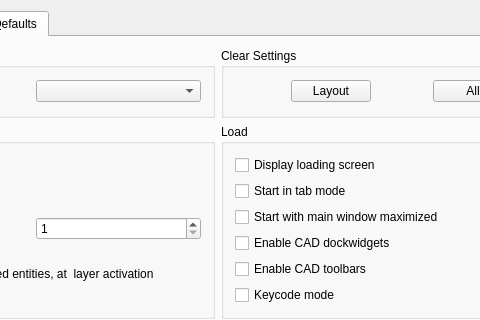
Above: librecad/src/ui/forms/qg_dlgoptionsgeneral.ui from lsy1599/designer before the change; both pictures show x 174 to 654 and y 0 to 320 of the 783 by 597 pixel window. Below: the same form after it.
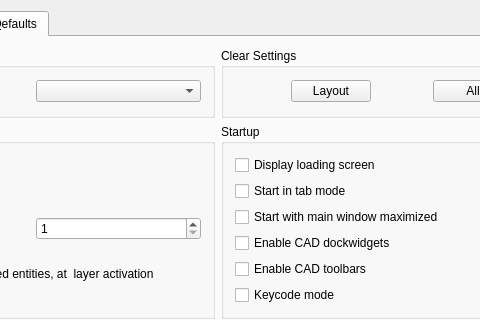
That is the form after the change. Icons and pictures are not drawn.

Commit message:
regrouped some startup settings
& eliminated QC_PREDEFINED_UNIT and QC_SPLASH_TXTCOL

What changed in the file:
```diff
--- a/librecad/src/ui/forms/qg_dlgoptionsgeneral.ui
+++ b/librecad/src/ui/forms/qg_dlgoptionsgeneral.ui
@@ -1700,7 +1700,7 @@
        <item row="1" column="1">
         <widget class="QGroupBox" name="groupBox_2">
          <property name="title">
-          <string>Load</string>
+          <string>Startup</string>
          </property>
          <layout class="QVBoxLayout" name="verticalLayout_2">
           <item>
```
The commit also changes 3 other files.
